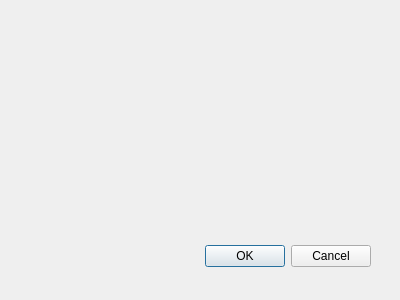
Qt form source/ui/PreferenceDialog.ui (flying7eleven/imageCategorizer) before a commit.
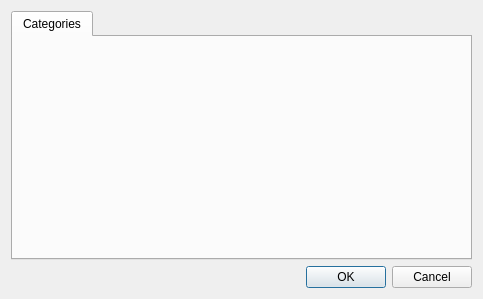
The same form after that commit.

Commit message: Update the layout of the settings dialog

Diff of the .ui file:
```diff
--- a/source/ui/PreferenceDialog.ui
+++ b/source/ui/PreferenceDialog.ui
@@ -6,22 +6,16 @@
    <rect>
     <x>0</x>
     <y>0</y>
-    <width>400</width>
-    <height>300</height>
+    <width>483</width>
+    <height>299</height>
    </rect>
   </property>
   <property name="windowTitle">
    <string>Dialog</string>
   </property>
+  <layout class="QGridLayout" name="gridLayout">
+   <item row="1" column="0">
   <widget class="QDialogButtonBox" name="buttonBox">
-   <property name="geometry">
-    <rect>
-     <x>30</x>
-     <y>240</y>
-     <width>341</width>
-     <height>32</height>
-    </rect>
-   </property>
    <property name="orientation">
     <enum>Qt::Horizontal</enum>
    </property>
@@ -29,6 +23,20 @@
     <set>QDialogButtonBox::Cancel|QDialogButtonBox::Ok</set>
    </property>
   </widget>
+   </item>
+   <item row="0" column="0">
+    <widget class="QTabWidget" name="tabWidget">
+     <property name="currentIndex">
+      <number>0</number>
+     </property>
+     <widget class="QWidget" name="tabCategorySettings">
+      <attribute name="title">
+       <string>Categories</string>
+      </attribute>
+     </widget>
+    </widget>
+   </item>
+  </layout>
  </widget>
  <resources/>
  <connections>
```
Lines whose indentation alone changed are shown as unchanged.
